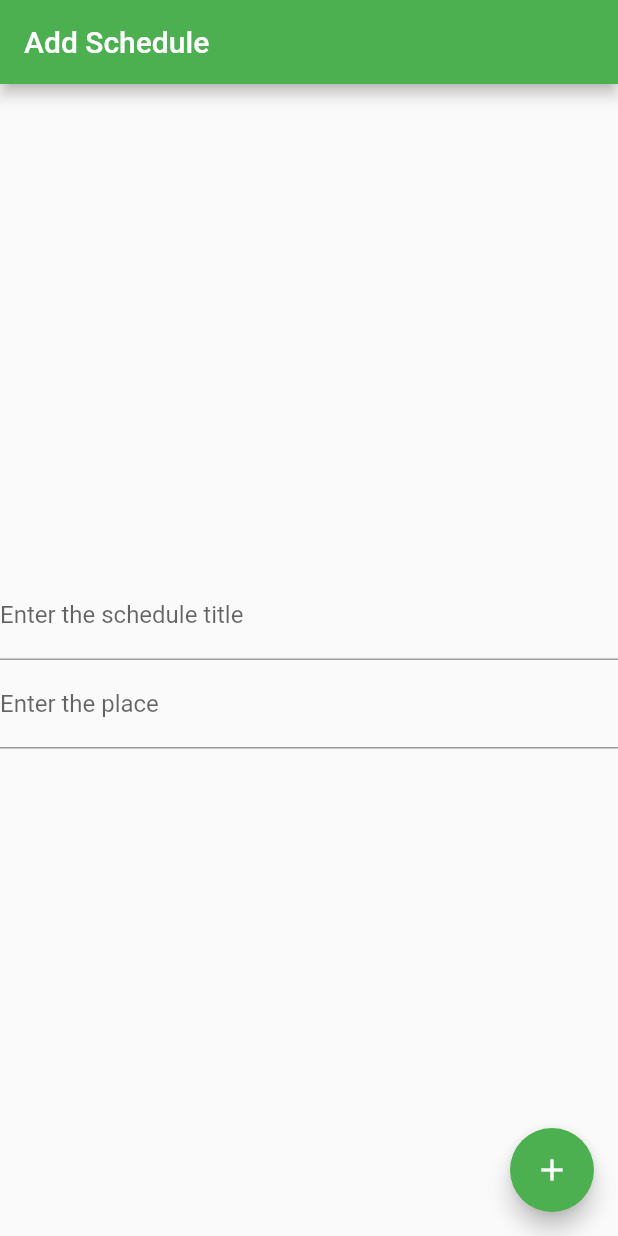
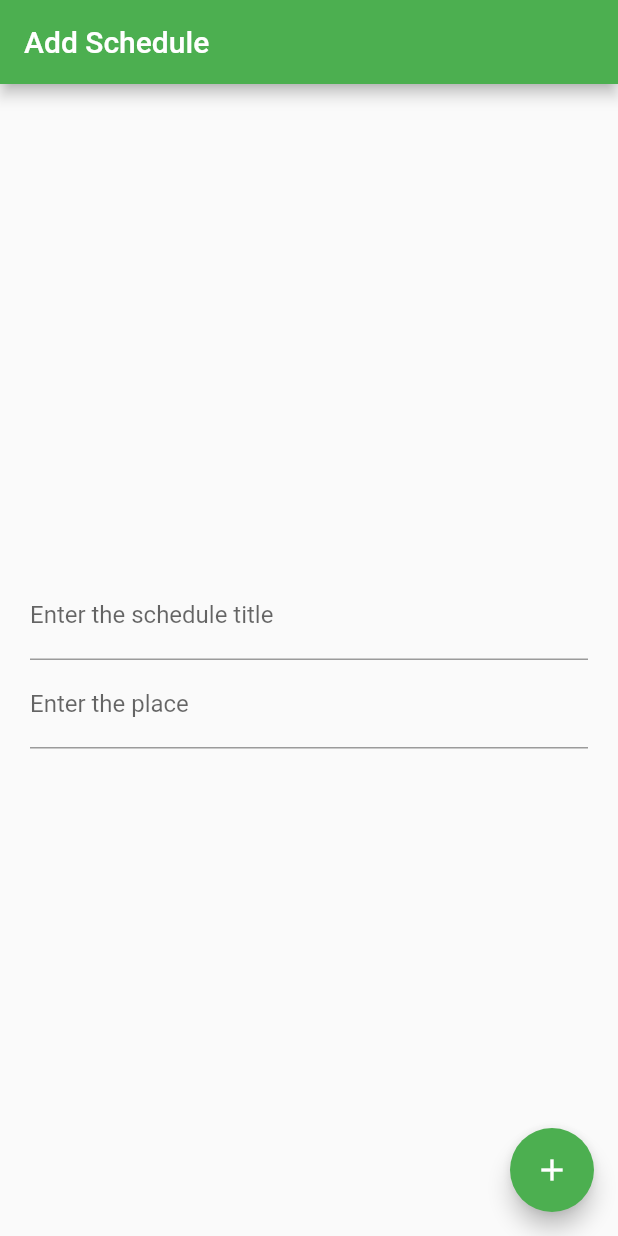
Before and after one commit to MasatoHanayama/flutter_test, a Flutter app: the screen it shows after launch, on a phone screen of 412 x 824 dp. Run offline on Flutter 3.47's test engine with Material 2 defaults, Android fonts, the phone set to English and light mode, and no system bars.

Commit message:
add padding widget.

```diff
--- a/lib/main.dart
+++ b/lib/main.dart
@@ -101,19 +101,14 @@ class _MyHomePageState extends State<MyHomePage> {
           // horizontal).
           mainAxisAlignment: MainAxisAlignment.center,
           children: <Widget>[
-            TextField(
-              decoration: InputDecoration(hintText: 'Enter the schedule title', labelText: 'Enter the schedule title'),
+            Padding(
+              padding: EdgeInsets.all(20.0),
+              child: Column(children: <Widget>[
+                TextField(decoration: InputDecoration(hintText: 'Enter the schedule title', labelText: 'Enter the schedule title'),),
+                TextField(decoration: InputDecoration(hintText: 'Enter the place', labelText: 'Enter the place'),),
+
+              ],)
             ),
-            TextField(
-              decoration: InputDecoration(hintText:' Enter the place', labelText: 'Enter the place'),
-            ),
-            // Text(
-            //   'You have pushed the button this many times:',
-            // ),
-            // Text(
-            //   '$_counter',
-            //   style: Theme.of(context).textTheme.headline4,
-            // ),
           ],
         ),
       ),
```
